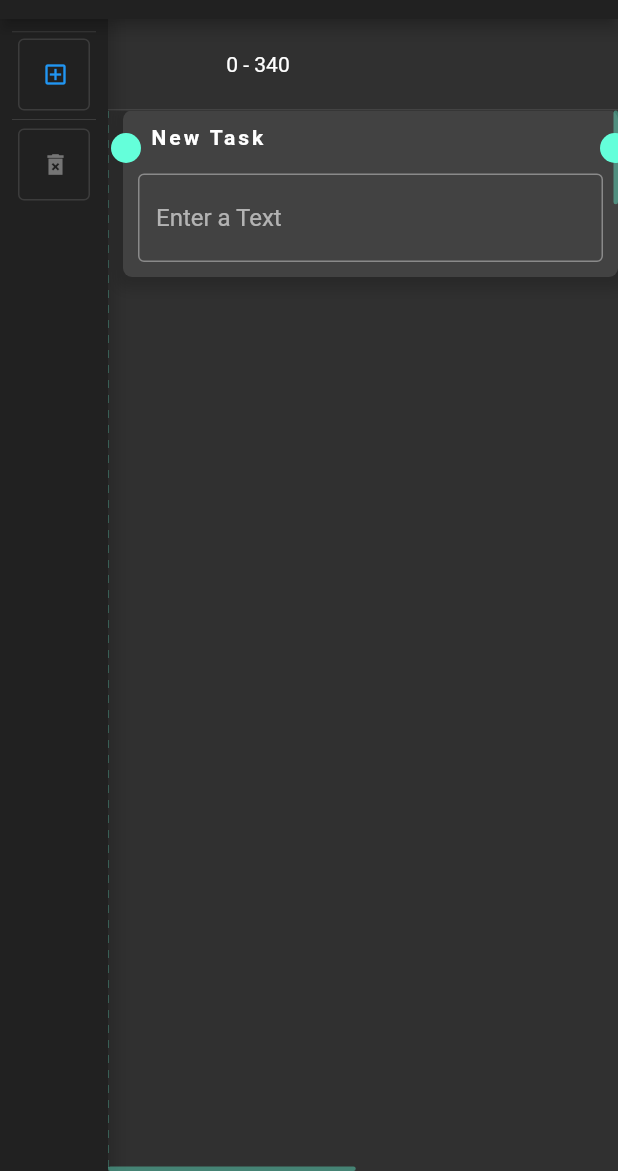
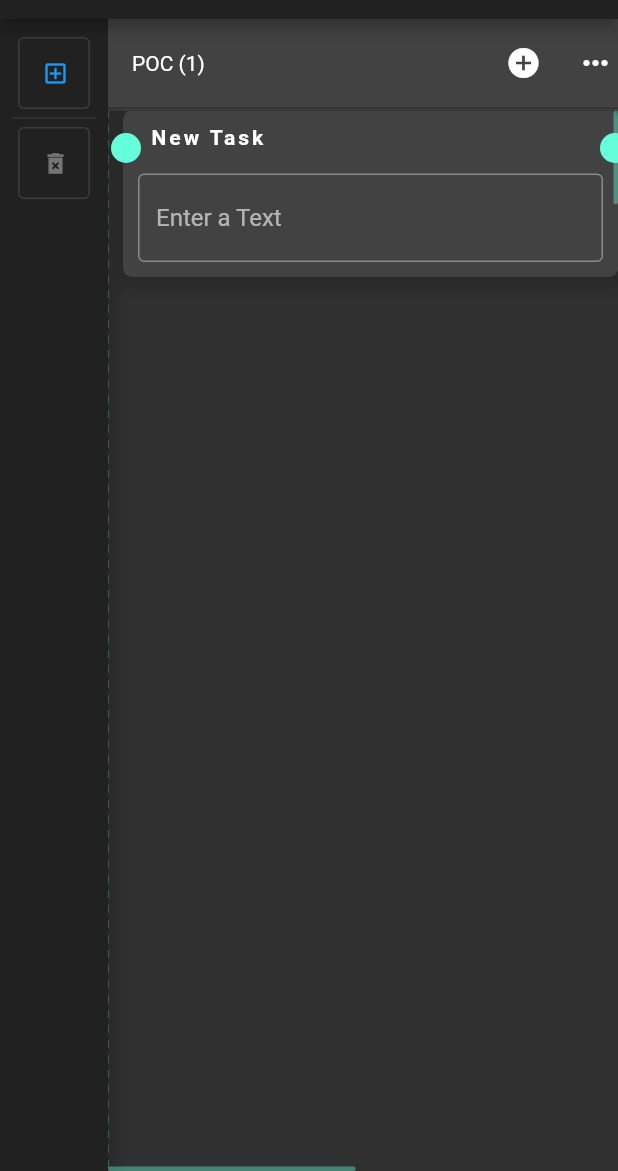
Before and after one commit to YLuchaninov/board, a Flutter app: the screen it shows after launch, after a tap on the "add box" icon, on a phone screen of 412 x 824 dp, the part 65-1236 px from its top. Run offline on Flutter 3.47's test engine with Material 2 defaults, Android fonts, the phone set to English and light mode, and no system bars; our stand-ins replace rxdart.

Commit message:
trello update

```diff
--- a/examples/extended_trello/lib/logic/bloc/project/actions.dart
+++ b/examples/extended_trello/lib/logic/bloc/project/actions.dart
@@ -1,3 +1,4 @@
+import 'package:flutter/material.dart' as material;
 import '../actions.dart';
 import '../../index.dart';
 
@@ -19,22 +20,26 @@ class UpdateStage extends Action {
   });
 }
 
-class CreateCard extends Action {
-  final Stage stage;
+class CreateBadge extends Action {
+  final Stage? stage;
+  final material.Offset? offset;
 
-  CreateCard(this.stage);
+  CreateBadge({
+    required this.stage,
+    required this.offset,
+  });
 }
 
-class DeleteCard extends Action {
-  final Badge card;
+class DeleteBadge extends Action {
+  final Badge badge;
 
-  DeleteCard(this.card);
+  DeleteBadge(this.badge);
 }
 
-class UpdateCard extends Action {
-  final Badge card;
+class UpdateBadge extends Action {
+  final Badge badge;
 
-  UpdateCard(this.card);
+  UpdateBadge(this.badge);
 }
 
 class CreateRelation extends Action {
--- a/examples/extended_trello/lib/logic/models/project.dart
+++ b/examples/extended_trello/lib/logic/models/project.dart
@@ -4,18 +4,24 @@ import 'index.dart';
 class Project {
   final String title;
   final List<Stage> _stages = [];
-  final List<Relation> _relations = [];
+  final Set<Relation> _relations = {};
 
   Project({required this.title});
 
   void addStage(Stage stage) => _stages.add(stage);
 
+  bool removeStage(Stage stage) => _stages.remove(stage);
+
   List<Stage> get stages => List.unmodifiable(_stages);
 
   void addRelation(Relation relation) => _relations.add(relation);
 
-  List<Relation> get relations => List.unmodifiable(_relations);
+  bool removeRelation(Relation relation) => _relations.remove(relation);
 
+  void removeRelationWhere(bool Function(Relation) test) =>
+      _relations.removeWhere(test);
+
+  List<Relation> get relations => List.unmodifiable(_relations.toList());
 
   @override
   String toString() => 'Project[$title]';
@@ -25,6 +31,5 @@ class Project {
       other is Project && hashCode == other.hashCode;
 
   @override
-  int get hashCode => hashValues(title, _stages, _relations);
-
+  int get hashCode => hashValues(title, _stages.hashCode, _relations.hashCode);
 }
--- a/examples/extended_trello/lib/logic/models/relation.dart
+++ b/examples/extended_trello/lib/logic/models/relation.dart
@@ -16,7 +16,9 @@ class Relation {
 
   @override
   bool operator ==(Object other) =>
-      other is Relation && hashCode == other.hashCode;
+      other is Relation &&
+      ((startId == other.startId && endId == other.endId) ||
+          (startId == other.endId && endId == other.startId));
 
   @override
   int get hashCode => hashValues(startId, endId);
--- a/examples/extended_trello/lib/logic/models/stage.dart
+++ b/examples/extended_trello/lib/logic/models/stage.dart
@@ -9,9 +9,9 @@ class Stage {
     required this.title,
   });
 
-  void addCard(Badge card) => _badges.add(card);
+  void addBadge(Badge badge) => _badges.add(badge);
 
-  bool removeCard(Badge card) => _badges.remove(card);
+  bool removeBadge(Badge badge) => _badges.remove(badge);
 
   List<Badge> get badges => List.unmodifiable(_badges);
 
@@ -23,5 +23,5 @@ class Stage {
       other is Stage && hashCode == other.hashCode;
 
   @override
-  int get hashCode => hashValues(title, _badges);
+  int get hashCode => hashValues(title, _badges.hashCode);
 }
--- a/examples/extended_trello/lib/ui/constants/index.dart
+++ b/examples/extended_trello/lib/ui/constants/index.dart
@@ -1,2 +1,2 @@
 const double COLUMN_WIDTH = 350;
-const double DEFAULT_CARD_HEIGHT = 200;
+const double DEFAULT_CARD_HEIGHT = 70;
--- a/examples/extended_trello/lib/ui/screens/board/parts/board.dart
+++ b/examples/extended_trello/lib/ui/screens/board/parts/board.dart
@@ -31,8 +31,7 @@ Widget buildBoard({
         });
         final connections = <Connection<String>>[];
         project.relations.forEach(
-              (relation) =>
-              connections.add(
+          (relation) => connections.add(
             Connection<String>(
               relation.startId,
               relation.endId,
@@ -46,7 +45,11 @@ Widget buildBoard({
             Ruler(
               scroller: scroller,
               contentWith: columnCount * COLUMN_WIDTH,
-              child: Container(),
+              child: Row(
+                crossAxisAlignment: CrossAxisAlignment.stretch,
+                mainAxisAlignment: MainAxisAlignment.start,
+                children: buildStageHeaders(context, project.stages, bloc),
+              ),
             ),
             Divider(height: 1),
             Expanded(
@@ -63,8 +66,7 @@ Widget buildBoard({
                         right: COLUMN_WIDTH,
                         top: 6,
                       ),
-                      itemBuilder: (context, index) =>
-                          CardItem(
+                      itemBuilder: (context, index) => CardItem(
                         title: badges[index].task.title,
                         key: Key(badges[index].key),
                         anchorData: [
@@ -77,17 +79,13 @@ Widget buildBoard({
                       positionBuilder: (index) => badges[index].position,
                       onPositionChange: (index, offset) {
                         badges[index].position = offset;
-                        bloc.action.add(UpdateCard(badges[index]));
+                        bloc.action.add(UpdateBadge(badges[index]));
                       },
-                      onAddFromSource: (_, offset) {
-                        int index = (offset.dx / COLUMN_WIDTH).ceil();
-                        if (index < 0) index = 0;
-                        if (index > project.stages.length - 1)
-                          index = project.stages.length - 1;
-
-                        final stage = project.stages[index];
-                        bloc.action.add(CreateCard(stage));
-                      },
+                      onAddFromSource: (_, offset) =>
+                          bloc.action.add(CreateBadge(
+                        stage: null,
+                        offset: offset,
+                      )),
                       anchorSetter: (offset) {
                         Offset _offset = Offset(
                           (offset.dx / COLUMN_WIDTH).round() * COLUMN_WIDTH,
@@ -104,13 +102,14 @@ Widget buildBoard({
                       onSelectChange: (index) =>
                           onSelectChange(index != null ? badges[index] : null),
                       connections: connections,
-                      onConnectionCreate: _onConnectionCreate,
+                      onConnectionCreate: (start, end) {
+                        bloc.action.add(
+                          CreateRelation(Relation(startId: start, endId: end)),
+                        );
+                      },
                       onConnectionTap: onConnectionTap,
-                      painterBuilder: (connection) =>
-                          CurvePainter(
-                            strokeWidth: selectedConnection == connection
-                                ? 4
-                                : 2,
+                      painterBuilder: (connection) => CurvePainter(
+                        strokeWidth: selectedConnection == connection ? 4 : 2,
                         color: selectedConnection == connection
                             ? theme.accentColor
                             : Colors.red,
@@ -152,15 +151,16 @@ Widget buildBoard({
       });
 }
 
-void _onConnectionCreate(String start, String end) {
-  // todo if (start == end) return;
-  //
-  // final theSameItem = handlers.where((item) =>
-  //     (item.data[0] == start && item.data[1] == end) ||
-  //     (item.data[0] == end && item.data[1] == start));
-  // if (theSameItem.isNotEmpty) return;
-  //
-  // setState(
-  //   () => connections.add(Connection<String>(start, end)),
-  // );
+List<Widget> buildStageHeaders(
+  BuildContext context,
+  List<Stage> stages,
+  BLoC? bloc,
+) {
+  final result = <Widget>[];
+  stages.forEach((stage) => result.add(StageHeader(
+        bloc: bloc,
+        stage: stage,
+      )));
+
+  return result;
 }
--- a/examples/extended_trello/lib/ui/screens/board/parts/toolbar.dart
+++ b/examples/extended_trello/lib/ui/screens/board/parts/toolbar.dart
@@ -4,23 +4,18 @@ import 'package:board/board.dart';
 import '../widgets/index.dart';
 import '../../../../logic/index.dart';
 
-Widget buildToolbar(BuildContext context, BLoC? bloc, bool selected) {
+Widget buildToolbar({
+  required BuildContext context,
+  required BLoC? bloc,
+  required bool selected,
+  required VoidCallback onDelete,
+}) {
   return ToolBar(
     children: [
-      Divider(
-        height: 1,
-      ),
-      BoardSource<Object>(
-        boardData: {},
-        source: ToolButton(
-          tooltip: 'Add Stage',
-          icon: Icons.add_box_outlined,
-          onPressed: () => bloc!.action.add(CreateStage()),
-        ),
-        feedback: CardItem(
-          title: 'New Card',
-          anchorData: ['', ''],
-        ),
+      ToolButton(
+        tooltip: 'Add Stage',
+        icon: Icons.add_box_outlined,
+        onPressed: () => bloc!.action.add(CreateStage()),
       ),
       Divider(
         height: 4,
@@ -28,26 +23,8 @@ Widget buildToolbar(BuildContext context, BLoC? bloc, bool selected) {
       ToolButton(
         tooltip: 'Delete selected',
         icon: Icons.delete_forever_sharp,
-        onPressed: selected ? null : _deleteSelection,
+        onPressed: selected ? null : onDelete,
       ),
     ],
   );
 }
-
-void _deleteSelection() {
-  // todo setState(() {
-  //   if (selected != null) {
-  //     final handler = handlers[selected!];
-  //     handlers.removeAt(selected!);
-  //     connections.removeWhere((connection) {
-  //       // remove all connections, which connected with selected item
-  //       return handler.data.contains(connection.end) ||
-  //           handler.data.contains(connection.start);
-  //     });
-  //   }
-  //   if (selectedConnection != null) {
-  //     connections.remove(selectedConnection);
-  //     selectedConnection = null;
-  //   }
-  // });
-}
--- a/examples/extended_trello/lib/ui/screens/board/screen.dart
+++ b/examples/extended_trello/lib/ui/screens/board/screen.dart
@@ -41,10 +41,22 @@ class _BoardScreenState extends State<BoardScreen> {
           crossAxisAlignment: CrossAxisAlignment.stretch,
           children: [
             buildToolbar(
-              context,
-              bloc,
-              badge == null && connection == null,
-            ),
+                context: context,
+                bloc: bloc,
+                selected: badge == null && connection == null,
+                onDelete: () {
+                  if (badge != null) {
+                    bloc!.action.add(DeleteBadge(badge!));
+                    badge = null;
+                  }
+                  if (connection != null) {
+                    bloc!.action.add(RemoveRelation(Relation(
+                      startId: connection!.start,
+                      endId: connection!.end,
+                    )));
+                    connection = null;
+                  }
+                }),
             Expanded(
               child: buildBoard(
                 context: context,
--- a/examples/extended_trello/lib/ui/screens/board/widgets/index.dart
+++ b/examples/extended_trello/lib/ui/screens/board/widgets/index.dart
@@ -4,3 +4,4 @@ export 'button.dart';
 export 'ruler.dart';
 export 'position.dart';
 export 'scroll_bar.dart';
+export 'stage_header.dart';
--- a/examples/extended_trello/lib/ui/screens/board/widgets/ruler.dart
+++ b/examples/extended_trello/lib/ui/screens/board/widgets/ruler.dart
@@ -69,14 +69,6 @@ class _RulerState extends State<Ruler> {
                     child: widget.child,
                   ),
                 ),
-                Positioned(
-                  top: 0,
-                  bottom: 0,
-                  left: 0,
-                  width: 200,
-                  child: Center(
-                      child: Text('${x.toInt()} - ${(x + constraints.maxWidth * scale).toInt()}')),
-                ),
               ],
             ),
           );
--- a/examples/extended_trello/lib/ui/screens/board/widgets/scroll_bar.dart
+++ b/examples/extended_trello/lib/ui/screens/board/widgets/scroll_bar.dart
@@ -68,18 +68,18 @@ class _BoardBarState extends State<BoardBar> {
   }
 
   List<double> _getConstraints(BoxConstraints constraints) {
-    final result = <double>[0,0];
+    final result = <double>[0, 0];
+    if (widget.contentSize <= 0) return result;
+
     if (widget.direction == Axis.vertical) {
-      result[0] = constraints.maxHeight *
-          constraints.maxHeight /
-          widget.contentSize;
+      result[0] =
+          constraints.maxHeight * constraints.maxHeight / widget.contentSize;
       result[1] = y *
           (constraints.maxHeight - result[0]) /
           (widget.contentSize - constraints.maxHeight);
     } else {
-      result[0] = constraints.maxWidth *
-          constraints.maxWidth /
-          widget.contentSize;
+      result[0] =
+          constraints.maxWidth * constraints.maxWidth / widget.contentSize;
       result[1] = x *
           (constraints.maxWidth - result[0]) /
           (widget.contentSize - constraints.maxWidth);
--- /dev/null
+++ b/examples/extended_trello/lib/ui/screens/board/widgets/stage_header.dart
@@ -0,0 +1,89 @@
+import 'package:flutter/material.dart';
+import 'package:board/board.dart';
+
+import '../../../constants/index.dart';
+import '../../../../logic/index.dart';
+import '../widgets/index.dart';
+
+class StageHeader extends StatelessWidget {
+  final Stage stage;
+  final BLoC? bloc;
+
+  const StageHeader({
+    Key? key,
+    required this.stage,
+    required this.bloc,
+  }) : super(key: key);
+
+  @override
+  Widget build(BuildContext context) {
+    final theme = Theme.of(context);
+    return SizedBox(
+      width: COLUMN_WIDTH,
+      child: Container(
+        margin: EdgeInsets.only(right: 1, bottom: 1),
+        decoration: BoxDecoration(
+          color: theme.cardColor,
+        ),
+        child: Row(
+          crossAxisAlignment: CrossAxisAlignment.stretch,
+          children: [
+            Expanded(
+              child: Container(
+                alignment: Alignment.centerLeft,
+                padding: EdgeInsets.symmetric(vertical: 8, horizontal: 16),
+                child: Text('${stage.title} (${stage.badges.length})'),
+              ),
+            ),
+            SizedBox(
+              width: 48,
+              child: BoardSource<Object>(
+                boardData: {},
+                source: Material(
+                  color: Colors.transparent,
+                  child: InkWell(
+                    child: Center(child: Icon(Icons.add_circle)),
+                    onTap: () {
+                      bloc!.action.add(CreateBadge(stage: stage, offset: null));
+                    },
+                  ),
+                ),
+                feedback: CardItem(
+                  title: 'New Card',
+                  anchorData: ['', ''],
+                ),
+              ),
+            ),
+            SizedBox(
+              width: 48,
+              child: Material(
+                color: Colors.transparent,
+                child: PopupMenuButton(
+                  offset: Offset(0, 62),
+                  child: Icon(Icons.more_horiz),
+                  itemBuilder: (context) => [
+                    PopupMenuItem(
+                      value: 0,
+                      child: Text('Edit Stage'),
+                    ),
+                    PopupMenuItem(
+                      value: 1,
+                      child: Text('Delete Stage'),
+                    ),
+                  ],
+                  onSelected: (value) {
+                    switch(value){
+                      case 1:
+                        bloc!.action.add(DeleteStage(stage));
+                        break;
+                    }
+                  },
+                ),
+              ),
+            )
+          ],
+        ),
+      ),
+    );
+  }
+}
```
Also changed, not shown: examples/extended_trello/lib/logic/bloc/project/bloc.dart (+85 -19 lines), 1 other file. Lines whose indentation alone changed are shown as unchanged.
